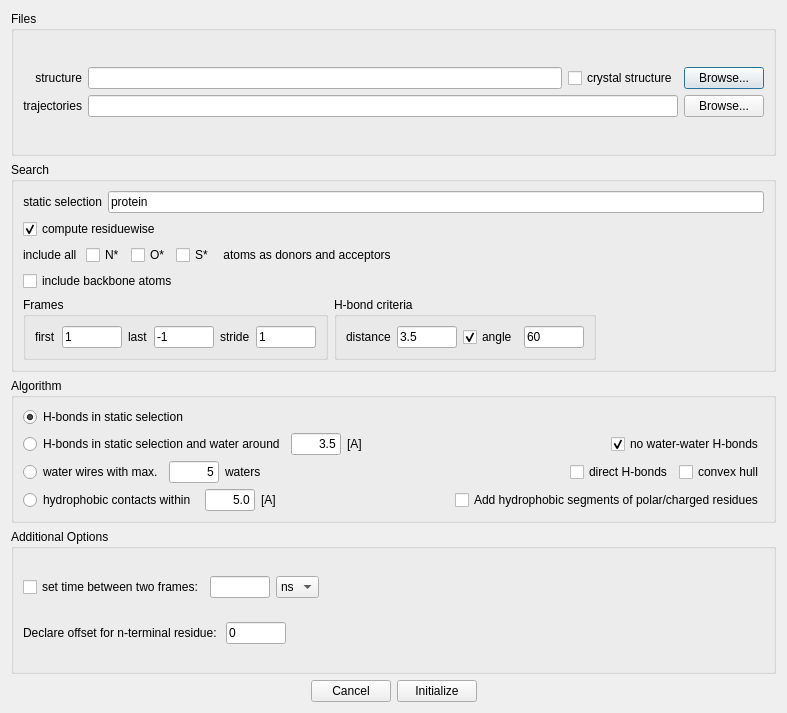
Before: the Qt Designer form ui/new_analysis_dialog.ui in maltesie/bridge2, drawn with Qt 5.
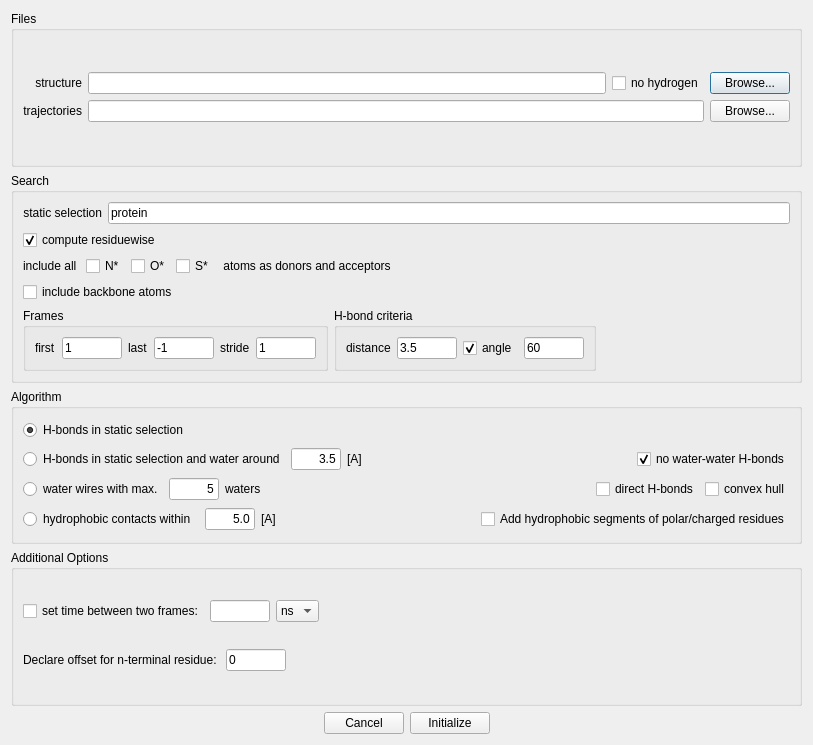
After: the same form once the commit is applied.

```diff
--- a/ui/new_analysis_dialog.ui
+++ b/ui/new_analysis_dialog.ui
@@ -9,8 +9,8 @@
    <rect>
     <x>0</x>
     <y>0</y>
-    <width>787</width>
-    <height>713</height>
+    <width>813</width>
+    <height>745</height>
    </rect>
   </property>
   <property name="sizePolicy">
@@ -70,7 +70,7 @@
            <string>&lt;html&gt;&lt;head/&gt;&lt;body&gt;&lt;p&gt;For structure files, that do not contain hydrogen atoms.&lt;/p&gt;&lt;p align=&quot;justify&quot;&gt;This option turns off the angle check in the H bond detection and uses all possible donors regardless of their protonation state. If set to false, only protonated donors are considered.&lt;/p&gt;&lt;/body&gt;&lt;/html&gt;</string>
           </property>
           <property name="text">
-           <string>crystal structure</string>
+           <string>no hydrogen</string>
           </property>
          </widget>
         </item>
```
